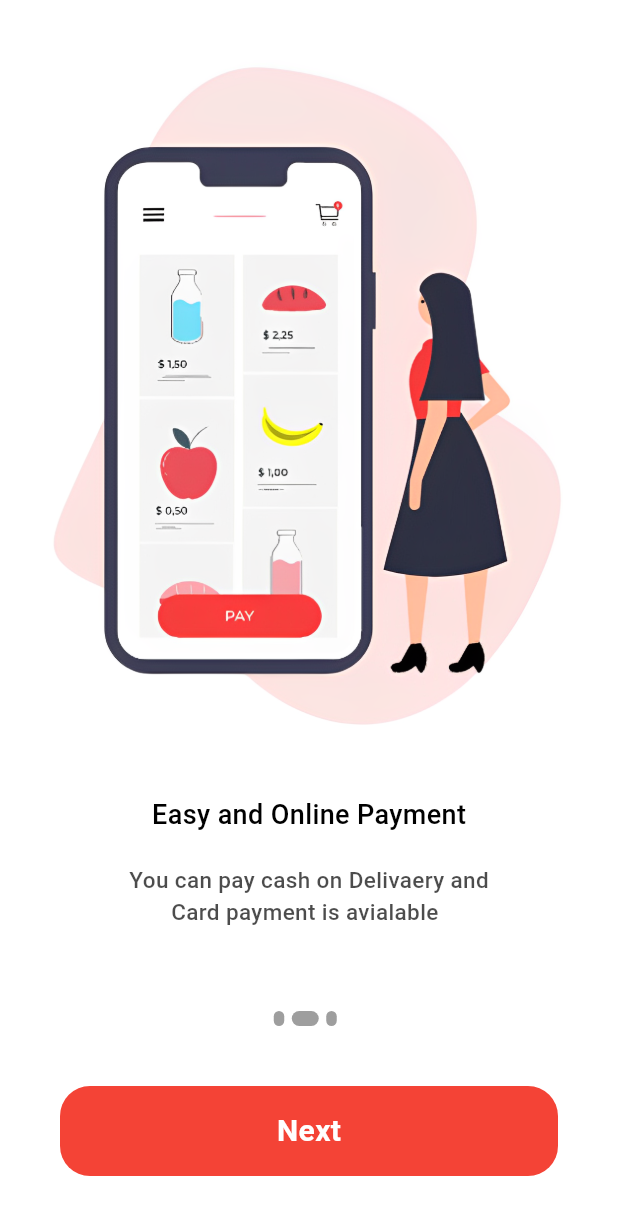
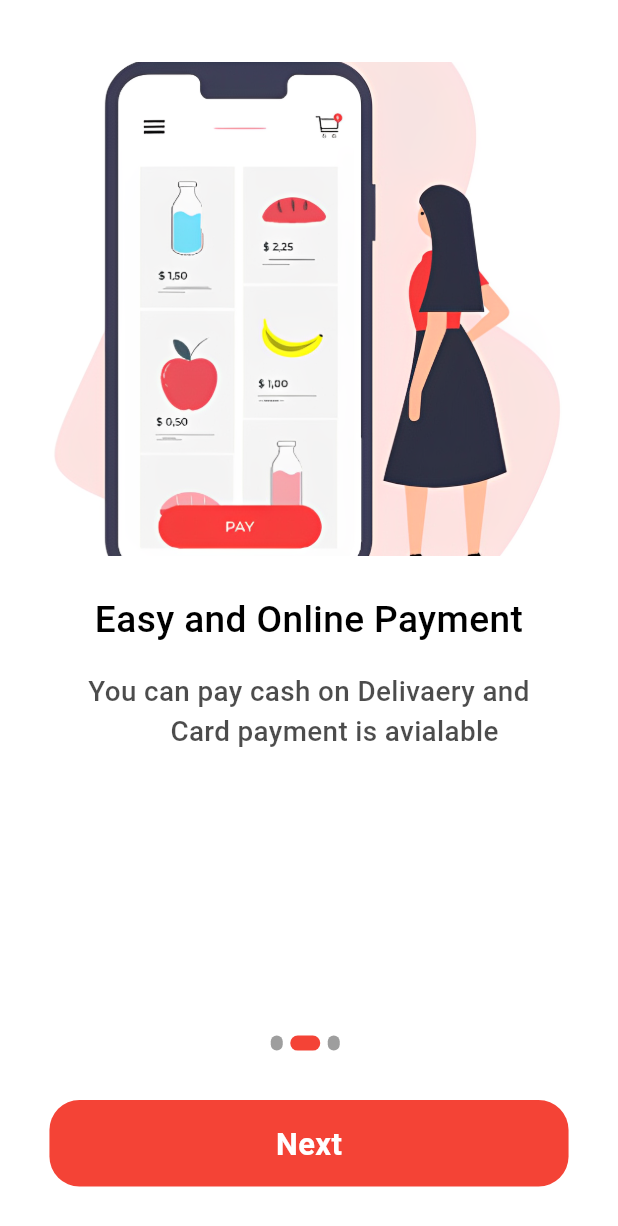
Before and after one commit to Kakadiya353/QuickBite, a Flutter app: the OnBoard screen opened directly, after a tap on "Next", on a phone screen of 412 x 824 dp. Shown: the top 1226 px of the screen. Run offline on Flutter 3.47's test engine with Material 3 defaults, Android fonts, the phone set to English and light mode, and no system bars; our stand-ins replace awesome_notifications, cached_network_image, cloud_firestore, curved_navigation_bar, firebase_auth, firebase_core and 4 more; missing offline and left inert: otp_text_field_v2, razorpay_flutter; accounts and stored records are empty; Roboto replaces fonts that are missing (Poppins).

Commit message:
Update onBoard.dart
makes responsive UI for all type screens

```diff
--- a/lib/pages/onBoard.dart
+++ b/lib/pages/onBoard.dart
@@ -28,6 +28,11 @@ class _OnBoardState extends State<OnBoard> {
 
   @override
   Widget build(BuildContext context) {
+    final size = MediaQuery.of(context).size;
+    final horizontalPadding = size.width * 0.05; // 5%
+    final topPadding = size.height * 0.05; // 5%
+    final imageHeight = size.height * 0.4; // 40%
+
     return Scaffold(
       body: Column(
         children: [
@@ -42,83 +47,100 @@ class _OnBoardState extends State<OnBoard> {
               },
               itemBuilder: (_, i) {
                 return Padding(
-                    padding:
-                        EdgeInsets.only(top: 40.0, left: 20.0, right: 20.0),
+                  padding: EdgeInsets.only(
+                    top: topPadding,
+                    left: horizontalPadding,
+                    right: horizontalPadding,
+                  ),
                   child: Column(
                     children: [
                       Image.asset(
                         contents[i].image,
-                          height: 450,
-                          width: MediaQuery.of(context).size.width,
+                        height: imageHeight,
+                        width: size.width,
                         fit: BoxFit.cover,
                       ),
-                        SizedBox(
-                          height: 40.0,
-                        ),
+                      SizedBox(height: size.height * 0.03),
                       Text(
                         contents[i].title,
-                          style: AppWidget.semiBoldTextFieldStyle(context),
+                        textAlign: TextAlign.center,
+                        style:
+                            AppWidget.semiBoldTextFieldStyle(context).copyWith(
+                          fontSize: size.width * 0.06, // 6% of width
                         ),
-                        SizedBox(
-                          height: 20.0,
                       ),
+                      SizedBox(height: size.height * 0.02),
                       Text(
                         contents[i].description,
-                          style: AppWidget.LigthTextFieldStyle(context),
+                        textAlign: TextAlign.center,
+                        style: AppWidget.LigthTextFieldStyle(context).copyWith(
+                          fontSize: size.width * 0.045, // 4.5% of width
+                        ),
                       ),
                     ],
                   ),
                 );
-                }),
+              },
             ),
-          Container(
-            child: Row(
+          ),
+          SizedBox(height: size.height * 0.02),
+          Row(
             mainAxisAlignment: MainAxisAlignment.center,
             children: List.generate(
               contents.length,
-                (index) => buildDot(index, context),
-              ),
+              (index) => buildDot(index),
             ),
           ),
           GestureDetector(
             onTap: () {
               if (currentIndex == contents.length - 1) {
                 Navigator.pushReplacement(
-                    context, MaterialPageRoute(builder: (context) => Login()));
+                  context,
+                  MaterialPageRoute(builder: (context) => Login()),
+                );
+              } else {
+                _controller.nextPage(
+                  duration: Duration(milliseconds: 300),
+                  curve: Curves.easeInOut,
+                );
               }
-              _controller.nextPage(
-                  duration: Duration(milliseconds: 100),
-                  curve: Curves.bounceIn);
             },
             child: Container(
               decoration: BoxDecoration(
-                  color: Colors.red, borderRadius: BorderRadius.circular(20.0)),
-              height: 60,
-              margin: EdgeInsets.all(40),
+                color: Colors.red,
+                borderRadius: BorderRadius.circular(20.0),
+              ),
+              height: size.height * 0.07,
+              // 7% of height
+              margin: EdgeInsets.all(size.width * 0.08),
               width: double.infinity,
               child: Center(
                 child: Text(
                   currentIndex == contents.length - 1 ? "Start" : "Next",
                   style: TextStyle(
                     color: Colors.white,
-                      fontSize: 20.0,
-                      fontWeight: FontWeight.bold),
+                    fontSize: size.width * 0.05, // 5% of width
+                    fontWeight: FontWeight.bold,
                   ),
                 ),
               ),
-          )
+            ),
+          ),
         ],
       ),
     );
   }
 
-  Container buildDot(int index, BuildContext context) {
-    return Container(
+  Widget buildDot(int index) {
+    return AnimatedContainer(
+      duration: Duration(milliseconds: 300),
       height: 10.0,
-      width: currentIndex == index ? 18 : 7,
+      width: currentIndex == index ? 20 : 8,
       margin: EdgeInsets.only(right: 5),
       decoration: BoxDecoration(
-          borderRadius: BorderRadius.circular(6), color: Colors.black38),
+        borderRadius: BorderRadius.circular(5),
+        color: currentIndex == index ? Colors.red : Colors.black38,
+      ),
     );
   }
 }
```
Lines whose indentation alone changed are shown as unchanged.
